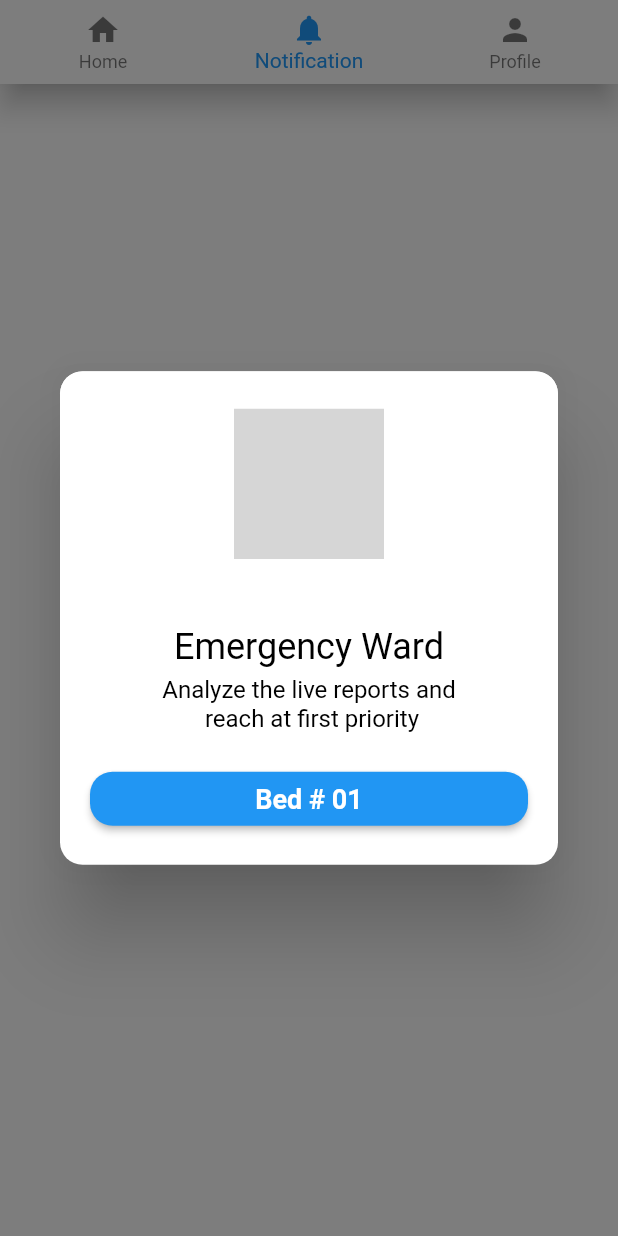
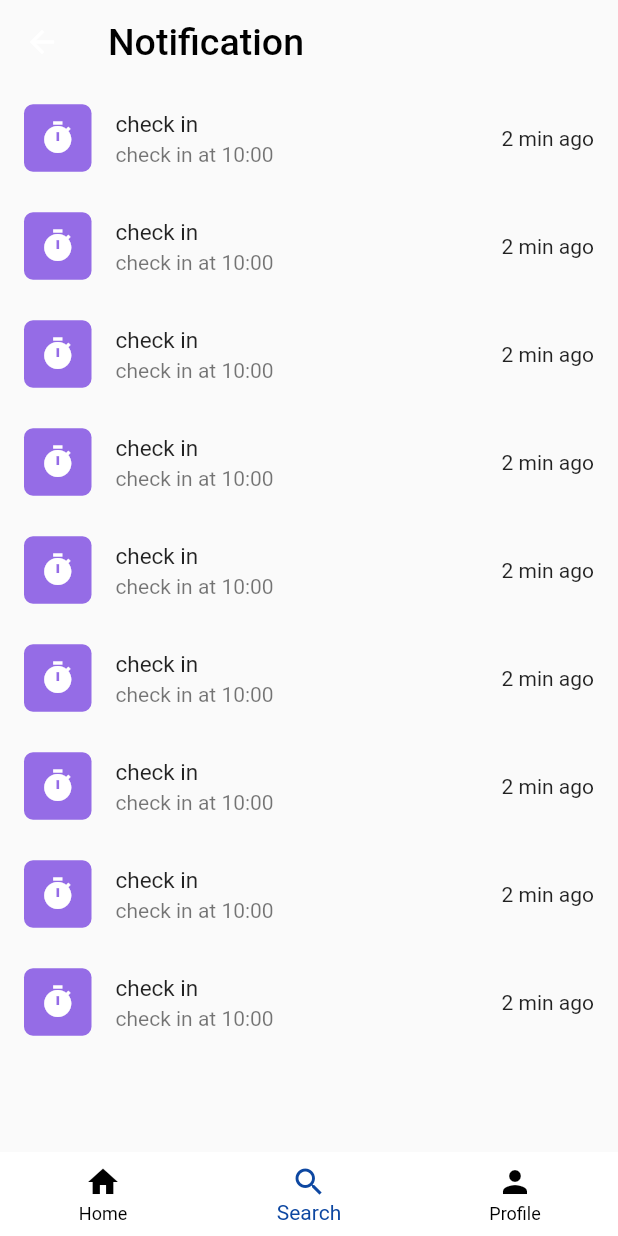
Before and after one commit to MuhammadBilal-018/Smart-Health-Monitoring-System, a Flutter app: the BottomNavigationBarWidget screen opened directly, item 2 of the bottom bar chosen, on a phone screen of 412 x 824 dp. Run offline on Flutter 3.47's test engine with Material 2 defaults, Android fonts, the phone set to English and light mode, and no system bars; our stand-ins replace fl_chart, quickalert; grey boxes are pictures that could not be loaded.

Commit message:
Update code

```diff
--- a/lib/Bottom Navigation/Doctor Profile/doctor_profile.dart
+++ b/lib/Bottom Navigation/Doctor Profile/doctor_profile.dart
@@ -1,14 +1,5 @@
 import 'package:flutter/material.dart';
-import '../bottom_navigation_bar.dart';
 import '../../AppBar/app_bar.dart';
-
-void main() {
-  runApp(
-    MaterialApp(
-      home: DoctorProfileScreen(),
-    ),
-  );
-}
 
 class DoctorProfileScreen extends StatelessWidget {
   @override
@@ -124,7 +115,9 @@ class DoctorProfileScreen extends StatelessWidget {
                         Icons.person_2_outlined,
                         size: 30,
                       ),
-                      SizedBox(width: 10,),
+                      SizedBox(
+                        width: 10,
+                      ),
                       Text('About',
                           style: TextStyle(
                             fontSize: 20,
@@ -132,7 +125,7 @@ class DoctorProfileScreen extends StatelessWidget {
                     ],
                   ),
                 ),
-                 Padding(
+                Padding(
                   padding: EdgeInsets.only(top: 25, right: 240),
                   child: Row(
                     mainAxisAlignment: MainAxisAlignment.center,
@@ -141,7 +134,9 @@ class DoctorProfileScreen extends StatelessWidget {
                         Icons.location_pin,
                         size: 30,
                       ),
-                      SizedBox(width: 10,),
+                      SizedBox(
+                        width: 10,
+                      ),
                       Text('Services',
                           style: TextStyle(
                             fontSize: 20,
@@ -149,7 +144,7 @@ class DoctorProfileScreen extends StatelessWidget {
                     ],
                   ),
                 ),
-                 Padding(
+                Padding(
                   padding: EdgeInsets.only(top: 25, right: 238),
                   child: Row(
                     mainAxisAlignment: MainAxisAlignment.center,
@@ -158,7 +153,9 @@ class DoctorProfileScreen extends StatelessWidget {
                         Icons.favorite,
                         size: 30,
                       ),
-                      SizedBox(width: 10,),
+                      SizedBox(
+                        width: 10,
+                      ),
                       Text('Favorite',
                           style: TextStyle(
                             fontSize: 20,
@@ -166,7 +163,7 @@ class DoctorProfileScreen extends StatelessWidget {
                     ],
                   ),
                 ),
-                 Padding(
+                Padding(
                   padding: EdgeInsets.only(top: 25, right: 220),
                   child: Row(
                     mainAxisAlignment: MainAxisAlignment.center,
@@ -175,12 +172,13 @@ class DoctorProfileScreen extends StatelessWidget {
                         Icons.event_available_outlined,
                         size: 30,
                       ),
-                      SizedBox(width: 10,),
+                      SizedBox(
+                        width: 10,
+                      ),
                       Text('Avalibility',
                           style: TextStyle(
                             fontSize: 20,
                           )),
-
                     ],
                   ),
                 ),
@@ -200,15 +198,16 @@ class DoctorProfileScreen extends StatelessWidget {
                     mainAxisAlignment: MainAxisAlignment.center,
                     children: [
                       Icon(
-                        Icons.chat_bubble_outline_outlined  ,
+                        Icons.chat_bubble_outline_outlined,
                         size: 30,
                       ),
-                      SizedBox(width: 10,),
+                      SizedBox(
+                        width: 10,
+                      ),
                       Text('Help',
                           style: TextStyle(
                             fontSize: 20,
                           )),
-
                     ],
                   ),
                 ),
@@ -221,12 +220,13 @@ class DoctorProfileScreen extends StatelessWidget {
                         Icons.rate_review_outlined,
                         size: 30,
                       ),
-                      SizedBox(width: 10,),
+                      SizedBox(
+                        width: 10,
+                      ),
                       Text('Rate Us',
                           style: TextStyle(
                             fontSize: 20,
                           )),
-
                     ],
                   ),
                 ),
@@ -239,12 +239,13 @@ class DoctorProfileScreen extends StatelessWidget {
                         Icons.question_mark_outlined,
                         size: 30,
                       ),
-                      SizedBox(width: 10,),
+                      SizedBox(
+                        width: 10,
+                      ),
                       Text("FAQ's",
                           style: TextStyle(
                             fontSize: 20,
                           )),
-
                     ],
                   ),
                 ),
@@ -257,12 +258,13 @@ class DoctorProfileScreen extends StatelessWidget {
                         Icons.logout_outlined,
                         size: 30,
                       ),
-                      SizedBox(width: 10,),
+                      SizedBox(
+                        width: 10,
+                      ),
                       Text('LogOut',
                           style: TextStyle(
                             fontSize: 20,
                           )),
-
                     ],
                   ),
                 ),
@@ -271,7 +273,7 @@ class DoctorProfileScreen extends StatelessWidget {
           ],
         ),
       ),
-      bottomNavigationBar: BottomNavigationBarWidget(),
+      // bottomNavigationBar: BottomNavigationBarWidget(),
     );
   }
 }
--- a/lib/Bottom Navigation/bottom_navigation_bar.dart
+++ /dev/null
@@ -1,69 +0,0 @@
-import 'package:flutter/material.dart';
-import '../Dashboard/main_dashboard.dart';
-import '../Bottom Navigation/Doctor Profile/doctor_profile.dart';
-import 'package:quickalert/quickalert.dart';
-
-class BottomNavigationBarWidget extends StatefulWidget {
-  @override
-  // ignore: library_private_types_in_public_api
-  _BottomNavigationBarWidgetState createState() =>
-      _BottomNavigationBarWidgetState();
-}
-
-class _BottomNavigationBarWidgetState extends State<BottomNavigationBarWidget> {
-  int _currentIndex = 0;
-
-  @override
-  Widget build(BuildContext context) {
-    return SafeArea(
-      child: BottomNavigationBar(
-        currentIndex: _currentIndex,
-        onTap: _onTabTapped,
-        items: const [
-          BottomNavigationBarItem(
-            icon: Icon(Icons.home),
-            label: 'Home',
-          ),
-          BottomNavigationBarItem(
-            icon: Icon(Icons.notifications),
-            label: 'Notification',
-          ),
-          BottomNavigationBarItem(
-            icon: Icon(Icons.person),
-            label: 'Profile',
-          ),
-        ],
-      ),
-    );
-  }
-
-  void _onTabTapped(int index) {
-    // Handle the tap event
-    setState(() {
-      _currentIndex = index;
-      switch (_currentIndex) {
-        case 0:
-          Navigator.push(
-            context,
-            MaterialPageRoute(builder: (context) => DashboardScreen()),
-          );
-          break;
-        case 1:
-          QuickAlert.show(
-              context: context,
-              type: QuickAlertType.warning,
-              confirmBtnText: 'Bed # 01',
-               text: 'Analyze the live reports and \n reach at first priority',
-              title: 'Emergency Ward');
-
-          break;
-        case 2:
-          Navigator.push(
-            context,
-            MaterialPageRoute(builder: (context) => DoctorProfileScreen()),
-          );
-          break;
-      }
-    });
-  }
-}
--- /dev/null
+++ b/lib/Bottom Navigation/bottomnavigation.dart
@@ -0,0 +1,54 @@
+import 'package:flutter/material.dart';
+
+import 'Doctor Profile/doctor_profile.dart';
+import '../Dashboard/main_dashboard.dart';
+import 'notification _screen.dart';
+
+class BottomNavigationBarWidget extends StatefulWidget {
+  @override
+  _BottomNavigationBarWidgetState createState() =>
+      _BottomNavigationBarWidgetState();
+}
+
+class _BottomNavigationBarWidgetState extends State<BottomNavigationBarWidget> {
+  final List<Widget> pages = [
+    DashboardScreen(),
+    Notication(),
+    DoctorProfileScreen(),
+  ];
+  int _indexSelected = 0;
+
+  @override
+  Widget build(BuildContext context) {
+    return Scaffold(
+      body: Center(
+        child: pages[_indexSelected],
+      ),
+      bottomNavigationBar: BottomNavigationBar(
+        elevation: 0,
+        backgroundColor: Colors.white,
+        selectedItemColor: Color(0xff0D47A1),
+        unselectedItemColor: Colors.black,
+        currentIndex: _indexSelected,
+        items: <BottomNavigationBarItem>[
+          BottomNavigationBarItem(
+            icon: Icon(Icons.home),
+            label: 'Home',
+          ),
+          BottomNavigationBarItem(
+            icon: Icon(Icons.search),
+            label: 'Search',
+          ),
+          BottomNavigationBarItem(
+            icon: Icon(Icons.person),
+            label: 'Profile',
+          ),
+        ],
+        onTap: (value) {
+          _indexSelected = value;
+          setState(() {});
+        },
+      ),
+    );
+  }
+}
--- /dev/null
+++ b/lib/Bottom Navigation/notification _screen.dart
@@ -0,0 +1,62 @@
+import 'package:flutter/material.dart';
+
+class Notication extends StatefulWidget {
+  const Notication({super.key});
+
+  @override
+  State<Notication> createState() => _NoticationState();
+}
+
+class _NoticationState extends State<Notication> {
+  String cheakout = 'check in';
+  @override
+  Widget build(BuildContext context) {
+    return Scaffold(
+        appBar: AppBar(
+          title: Text(
+            'Notification',
+            style: TextStyle(color: Colors.black, fontSize: 25),
+          ),
+          backgroundColor: Colors.transparent,
+          shadowColor: Colors.transparent,
+          foregroundColor: Colors.white,
+          elevation: 0.0,
+        ),
+        body: ListView.builder(
+            itemCount: 9,
+            itemBuilder: (BuildContext context, index) {
+              return ListTile(
+                leading: Container(
+                    height: 45,
+                    width: 45,
+                    decoration: BoxDecoration(
+                        color: const Color(0xFF956CE6),
+                        borderRadius: BorderRadius.circular(6)),
+                    child: Icon(Icons.timer,color: Colors.white,)                 ),
+                // shape: ,
+                trailing: Text('2 min ago'),
+
+                title: Text(
+                  cheakout
+                  ,
+                  style: TextStyle(fontSize: 15),
+                ),
+                subtitle: Text('check in at 10:00'),
+              );
+            })
+            );
+  }
+
+}
+//   void cheak() {
+//     int _value = int.parse(cheakout);
+//     String Checkin;
+
+//     if (_value > 0) {
+//       Checkin = 'Cheak in';
+//     } else {
+//       Checkin = 'cheakout';
+//     }
+//     // cheakout = Checkin;
+//   }
+// }
--- /dev/null
+++ b/lib/Bottom Navigation/notification.dart
@@ -0,0 +1,12 @@
+import 'package:flutter/material.dart';
+import 'package:quickalert/quickalert.dart';
+
+void showNotificationAlert(BuildContext context) {
+  QuickAlert.show(
+    context: context,
+    type: QuickAlertType.warning,
+    confirmBtnText: 'Bed # 01',
+    text: 'Analyze the live reports and\nreach at first priority',
+    title: 'Emergency Ward',
+  );
+}
--- a/lib/Dashboard/Section1 - Ward/section1_ward.dart
+++ b/lib/Dashboard/Section1 - Ward/section1_ward.dart
@@ -1,7 +1,7 @@
 import 'package:flutter/material.dart';
 import 'package:smart_monitoring_system/Dashboard/section1_bed.dart';
-import '../../Bottom Navigation/bottom_navigation_bar.dart';
 import '../../AppBar/app_bar.dart';
+
 void main() {
   runApp(
     MaterialApp(
@@ -78,7 +78,6 @@ class WardsSection extends StatelessWidget {
                     Text(description),
                     SizedBox(height: MediaQuery.of(context).size.height * .01),
                     Text(
-
                       lastCheck,
                       style: TextStyle(color: Colors.green),
                     ),
@@ -90,7 +89,9 @@ class WardsSection extends StatelessWidget {
     }
 
     return Scaffold(
-      appBar: TopAppBar(title: 'home',),
+      appBar: TopAppBar(
+        title: 'home',
+      ),
       body: SingleChildScrollView(
         child: Container(
           margin: EdgeInsets.symmetric(horizontal: 15),
@@ -168,34 +169,43 @@ class WardsSection extends StatelessWidget {
                 height: 20,
               ),
               InkWell(
-                onTap: (){Navigator.push(
+                  onTap: () {
+                    Navigator.push(
                       context,
                       MaterialPageRoute(builder: (context) => SectionBed()),
-            );},
-                child: listTile("03", "Sarim", "sarim us a dsdf ", "Last Check: 2:05 am")),
+                    );
+                  },
+                  child: listTile("03", "Sarim", "sarim us a dsdf ",
+                      "Last Check: 2:05 am")),
               SizedBox(
                 height: 20,
               ),
               InkWell(
-                onTap: (){Navigator.push(
+                  onTap: () {
+                    Navigator.push(
                       context,
                       MaterialPageRoute(builder: (context) => SectionBed()),
-            );},
-                child: listTile("03", "Asif", "Asif us a dsdf ", "Last Check: 2:05 am")),
+                    );
+                  },
+                  child: listTile(
+                      "03", "Asif", "Asif us a dsdf ", "Last Check: 2:05 am")),
               SizedBox(
                 height: 20,
               ),
               InkWell(
-                onTap: (){Navigator.push(
+                  onTap: () {
+                    Navigator.push(
                       context,
                       MaterialPageRoute(builder: (context) => SectionBed()),
-            );},
-                child: listTile("03", "Bilal", "Bilal is a dsdf ", "Last Check: 2:05 am"))
+                    );
+                  },
+                  child: listTile(
+                      "03", "Bilal", "Bilal is a dsdf ", "Last Check: 2:05 am"))
             ],
           ),
         ),
       ),
-      bottomNavigationBar: BottomNavigationBarWidget(),
+      // bottomNavigationBar: BottomNavigationBarWidget(),
     );
   }
 }
--- a/lib/Dashboard/main_dashboard.dart
+++ b/lib/Dashboard/main_dashboard.dart
@@ -1,30 +1,31 @@
 import 'package:flutter/material.dart';
 import 'package:quickalert/models/quickalert_type.dart';
 import 'package:quickalert/widgets/quickalert_dialog.dart';
+import '../Bottom Navigation/Doctor Profile/doctor_profile.dart';
+import '../Bottom Navigation/bottomnavigation.dart';
+import '../Bottom Navigation/notification _screen.dart';
 import 'Section1 - Ward/section1_ward.dart';
-import '../Bottom Navigation/bottom_navigation_bar.dart';
 import '../AppBar/app_bar.dart';
 
-void main() {
-  runApp(
-    MaterialApp(
-      routes: {
-        '/dashboard': (context) => DashboardScreen(),
-        // Other route definitions
-      },
-      // Other MaterialApp configurations
-    ),
-  );
+class DashboardScreen extends StatefulWidget {
+  @override
+  State<DashboardScreen> createState() => _DashboardScreenState();
 }
 
-class DashboardScreen extends StatelessWidget {
+class _DashboardScreenState extends State<DashboardScreen> {
+  final List<Widget> pages = [
+    DashboardScreen(),
+    Notication(),
+    DoctorProfileScreen(),
+  ];
+
+  int _indexSelected = 0;
+
   @override
   Widget build(BuildContext context) {
     return Scaffold(
       resizeToAvoidBottomInset: false,
-        appBar: TopAppBar(title: 'Home',
-            showBackButton: false
-        ),
+      appBar: TopAppBar(title: 'Home', showBackButton: false),
       body: Column(
         crossAxisAlignment: CrossAxisAlignment.start,
         children: [
@@ -103,14 +104,15 @@ class DashboardScreen extends StatelessWidget {
             padding: EdgeInsets.symmetric(horizontal: 16),
             children: [
               buildGridItem(context, 'Wards', 'Description 1', 0),
-                buildGridItem(context, 'Emergency Patients Ward', 'Description 2', 1),
+              buildGridItem(
+                  context, 'Emergency Patients Ward', 'Description 2', 1),
               buildGridItem(context, 'Alert Notification', 'Description 3', 2),
-                buildGridItem(context, 'Communication Center', 'Description 4', 3),
+              buildGridItem(
+                  context, 'Communication Center', 'Description 4', 3),
             ],
           ),
         ],
       ),
-        bottomNavigationBar: BottomNavigationBarWidget(),
     );
   }
 
--- a/lib/Login Sign Up/login_screen.dart
+++ b/lib/Login Sign Up/login_screen.dart
@@ -1,7 +1,7 @@
 import 'package:flutter/material.dart';
+import '../Bottom Navigation/bottomnavigation.dart';
 import 'signup_screen.dart';
 import '../Dashboard/main_dashboard.dart';
-
 
 class LoginScreen extends StatefulWidget {
   @override
@@ -139,7 +139,8 @@ class _LoginScreenState extends State<LoginScreen> {
                   // add your code for login button functionality
                   Navigator.push(
                     context,
-                      MaterialPageRoute(builder: (context) => DashboardScreen()),
+                    MaterialPageRoute(
+                        builder: (context) => BottomNavigationBarWidget()),
                   );
                 },
                 child: Text(
@@ -214,7 +215,6 @@ class _LoginScreenState extends State<LoginScreen> {
                         ),
                         child: IconButton(
                           onPressed: () {
-
                             // add your code for Google login
                           },
                           // SvgPicture.asset('images/.svg'),
```
Also changed, not shown: lib/homescreen.dart (added), pubspec.lock. Lines whose indentation alone changed are shown as unchanged.
